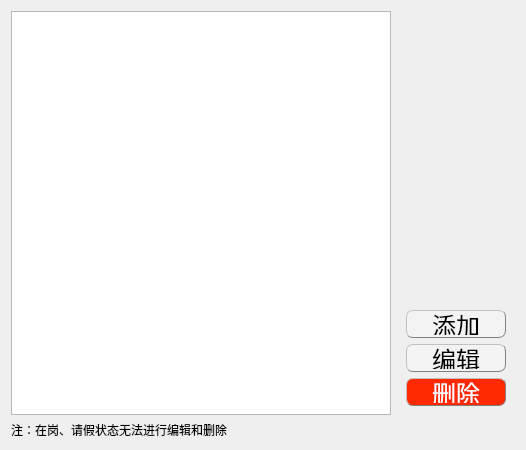
Above: absencemanagedialog.ui from EsZHU/QtExamSystem before the change. Below: the same form after it.
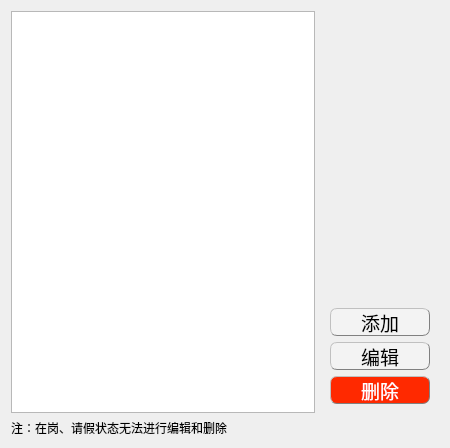
That is the form after the change.

```diff
--- a/absencemanagedialog.ui
+++ b/absencemanagedialog.ui
@@ -6,26 +6,26 @@
    <rect>
     <x>0</x>
     <y>0</y>
-    <width>526</width>
-    <height>450</height>
+    <width>450</width>
+    <height>448</height>
    </rect>
   </property>
   <property name="minimumSize">
    <size>
-    <width>320</width>
+    <width>450</width>
     <height>0</height>
    </size>
   </property>
   <property name="maximumSize">
    <size>
-    <width>16777215</width>
+    <width>450</width>
     <height>16777215</height>
    </size>
   </property>
   <property name="windowTitle">
    <string>Form</string>
   </property>
-  <layout class="QGridLayout" name="gridLayout" rowstretch="0,0,0" columnstretch="0,0,0,0,0">
+  <layout class="QGridLayout" name="gridLayout" rowstretch="0,0" columnstretch="0,0,0,0">
    <item row="0" column="0" colspan="3">
     <widget class="QTableWidget" name="tableWidget">
      <property name="font">
@@ -67,7 +67,7 @@
         </property>
         <property name="font">
          <font>
-          <pointsize>18</pointsize>
+          <pointsize>14</pointsize>
          </font>
         </property>
         <property name="styleSheet">
@@ -96,7 +96,7 @@
         </property>
         <property name="font">
          <font>
-          <pointsize>18</pointsize>
+          <pointsize>14</pointsize>
          </font>
         </property>
         <property name="styleSheet">
@@ -125,7 +125,7 @@
         </property>
         <property name="font">
          <font>
-          <pointsize>18</pointsize>
+          <pointsize>14</pointsize>
          </font>
         </property>
         <property name="styleSheet">
```
